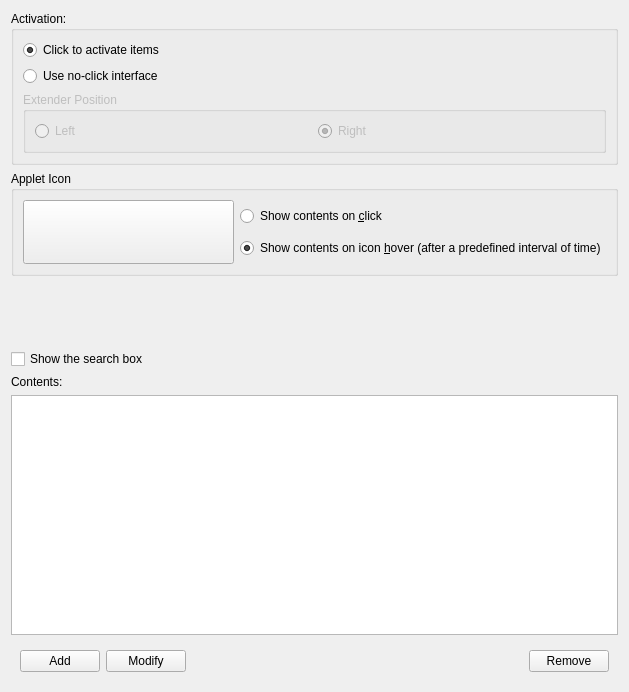
Qt form applets/lancelot/parts/LancelotPartConfigBase.ui (KDE/kdeplasma-addons) before a commit.
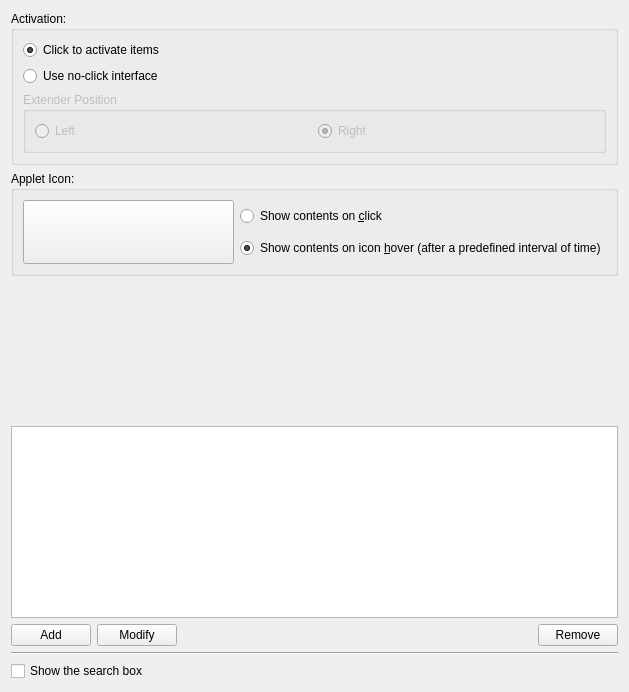
The same form after that commit. Custom widgets are drawn as their Qt base class.

Patch:
```diff
--- a/applets/lancelot/parts/LancelotPartConfigBase.ui
+++ b/applets/lancelot/parts/LancelotPartConfigBase.ui
@@ -81,7 +81,7 @@
          </sizepolicy>
         </property>
         <property name="title">
-         <string>Applet Icon</string>
+         <string>Applet Icon:</string>
         </property>
         <layout class="QHBoxLayout" name="horizontalLayout_2">
          <item>
@@ -143,35 +143,21 @@
         </property>
        </spacer>
       </item>
-     </layout>
-    </widget>
-   </item>
    <item>
     <widget class="QFrame" name="pageContents">
      <layout class="QVBoxLayout" name="verticalLayout_2">
       <property name="margin">
        <number>0</number>
       </property>
-      <item>
-       <widget class="QCheckBox" name="checkShowSearchBox">
-        <property name="text">
-         <string>Show the search box</string>
-        </property>
-       </widget>
-      </item>
-      <item>
-       <widget class="QLabel" name="label">
-        <property name="text">
-         <string>Contents:</string>
-        </property>
-       </widget>
-      </item>
       <item>
        <widget class="QListWidget" name="listModels"/>
       </item>
       <item>
        <widget class="QFrame" name="frame">
         <layout class="QHBoxLayout" name="horizontalLayout_3">
+            <property name="margin">
+             <number>0</number>
+            </property>
          <item>
           <widget class="QPushButton" name="buttonContentsAdd">
            <property name="text">
@@ -203,6 +189,23 @@
           <widget class="QPushButton" name="buttonContentsRemove">
            <property name="text">
             <string>Remove</string>
+              </property>
+             </widget>
+            </item>
+           </layout>
+          </widget>
+         </item>
+         <item>
+          <widget class="Line" name="line">
+           <property name="orientation">
+            <enum>Qt::Horizontal</enum>
+           </property>
+          </widget>
+         </item>
+         <item>
+          <widget class="QCheckBox" name="checkShowSearchBox">
+           <property name="text">
+            <string>Show the search box</string>
            </property>
           </widget>
          </item>
```
Lines whose indentation alone changed are shown as unchanged.
